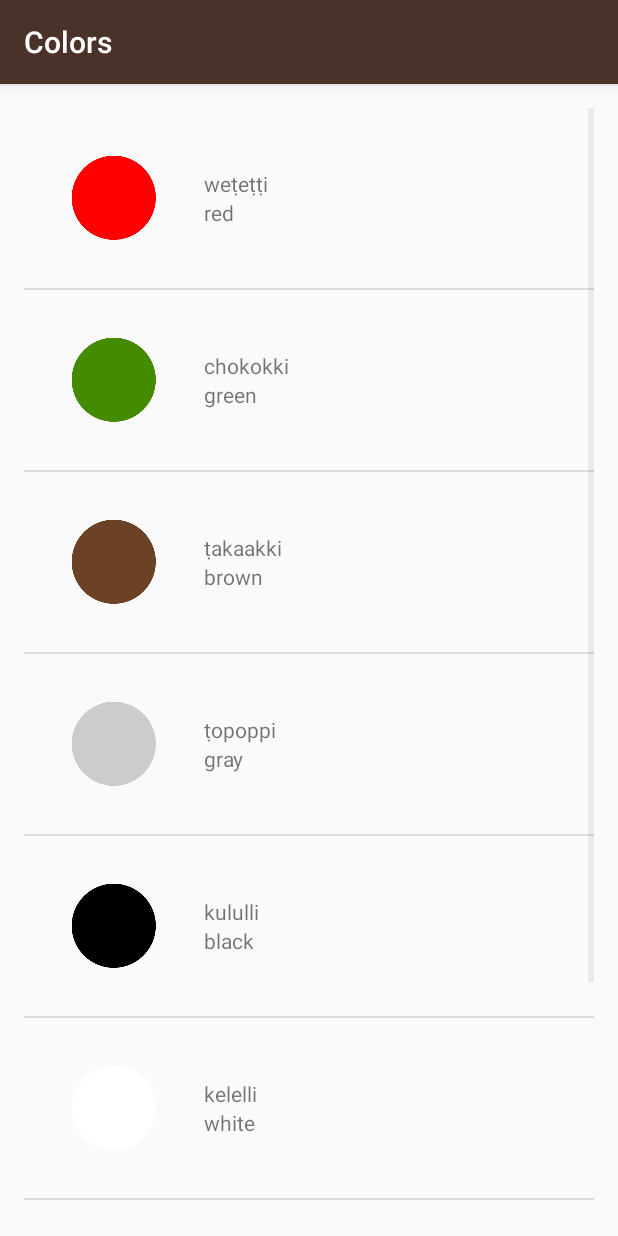
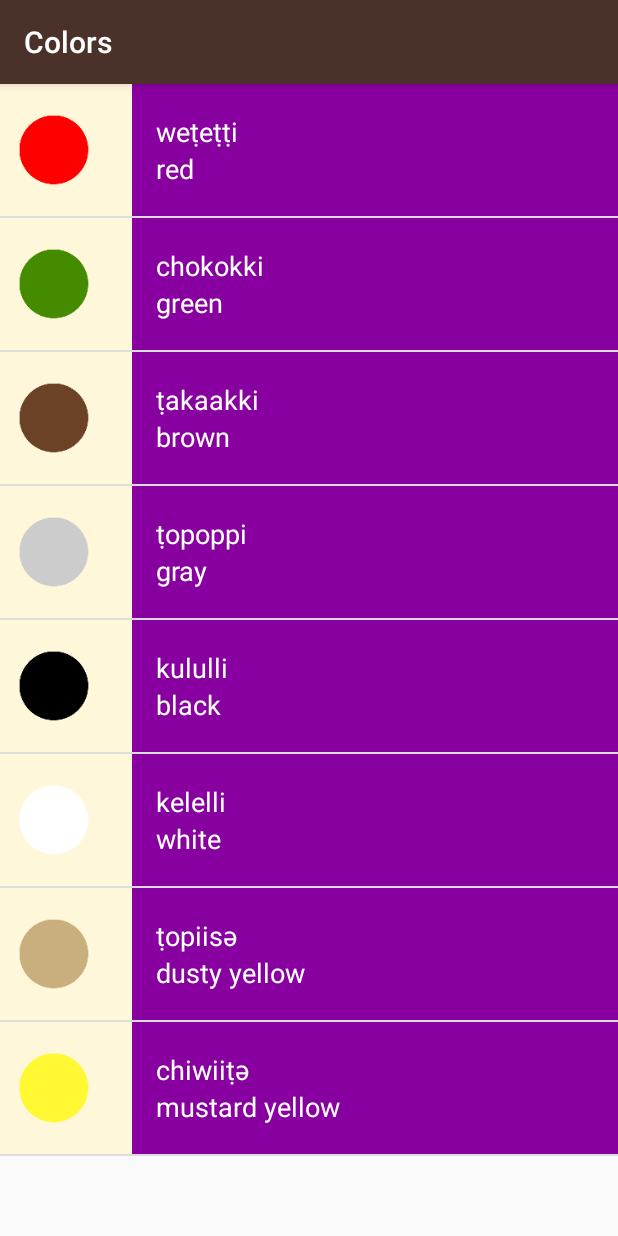
Before and after one commit to Raiyan-sharif/Miwok, an Android app: the ColorsActivity screen opened directly, with no data from a screen before it, on a phone screen of 412 x 824 dp. Run offline under Robolectric (Android 15) with nearby library versions, the light colour scheme and no system bars.

Commit message:
basic improvement

```diff
--- a/app/src/main/java/com/example/android/miwok/ColorsActivity.java
+++ b/app/src/main/java/com/example/android/miwok/ColorsActivity.java
@@ -23,7 +23,7 @@ public class ColorsActivity extends AppCompatActivity {
         numberWord.add(new Word("dusty yellow","ṭopiisә", R.drawable.color_dusty_yellow));
         numberWord.add(new Word("mustard yellow","chiwiiṭә", R.drawable.color_mustard_yellow));
 
-        WordAdapter itemsAdapter = new WordAdapter(this,numberWord);
+        WordAdapter itemsAdapter = new WordAdapter(this,numberWord, R.color.category_colors);
         ListView listView = (ListView) findViewById(R.id.list);
 
         listView.setAdapter(itemsAdapter);
--- a/app/src/main/java/com/example/android/miwok/FamilyActivity.java
+++ b/app/src/main/java/com/example/android/miwok/FamilyActivity.java
@@ -25,7 +25,7 @@ public class FamilyActivity extends AppCompatActivity {
         numberWord.add(new Word("grandmother","ama", R.drawable.family_grandmother));
         numberWord.add(new Word("grandfather","paapa", R.drawable.family_grandfather));
 
-        WordAdapter itemsAdapter = new WordAdapter(this,numberWord);
+        WordAdapter itemsAdapter = new WordAdapter(this,numberWord, R.color.category_family);
         ListView listView = (ListView) findViewById(R.id.list);
 
         listView.setAdapter(itemsAdapter);
--- a/app/src/main/java/com/example/android/miwok/NumberActivity.java
+++ b/app/src/main/java/com/example/android/miwok/NumberActivity.java
@@ -25,7 +25,7 @@ public class NumberActivity extends AppCompatActivity {
         numberWord.add(new Word("nine","wo'e", R.drawable.number_nine));
         numberWord.add(new Word("ten","na'aacha", R.drawable.number_ten));
 
-        WordAdapter itemsAdapter = new WordAdapter(this,numberWord);
+        WordAdapter itemsAdapter = new WordAdapter(this,numberWord, R.color.category_numbers);
         ListView listView = (ListView) findViewById(R.id.list);
 
         listView.setAdapter(itemsAdapter);
--- a/app/src/main/java/com/example/android/miwok/PhrasesActivity.java
+++ b/app/src/main/java/com/example/android/miwok/PhrasesActivity.java
@@ -25,7 +25,7 @@ public class PhrasesActivity extends AppCompatActivity {
         numberWord.add(new Word("Let’s go.","yoowutis"));
         numberWord.add(new Word("Come here.","әnni'nem"));
 
-        WordAdapter itemsAdapter = new WordAdapter(this,numberWord);
+        WordAdapter itemsAdapter = new WordAdapter(this,numberWord, R.color.category_phrases);
         ListView listView = (ListView) findViewById(R.id.list);
 
         listView.setAdapter(itemsAdapter);
--- a/app/src/main/java/com/example/android/miwok/WordAdapter.java
+++ b/app/src/main/java/com/example/android/miwok/WordAdapter.java
@@ -4,6 +4,7 @@ import android.app.Activity;
 import android.content.Context;
 import android.support.annotation.NonNull;
 import android.support.annotation.Nullable;
+import android.support.v4.content.ContextCompat;
 import android.view.LayoutInflater;
 import android.view.View;
 import android.view.ViewGroup;
@@ -15,8 +16,10 @@ import java.util.ArrayList;
 import java.util.List;
 
 public class WordAdapter extends ArrayAdapter<Word> {
-    public WordAdapter(Activity context, @NonNull ArrayList <Word> objects) {
+    private int mColorResourceId;
+    public WordAdapter(Activity context, @NonNull ArrayList <Word> objects, int colorResourceId) {
         super(context,0, objects);
+        mColorResourceId=colorResourceId;
     }
 
     @NonNull
@@ -41,7 +44,9 @@ public class WordAdapter extends ArrayAdapter<Word> {
         else{
             iconImageView.setVisibility(View.GONE);
         }
-
+        View textContainer = listItemView.findViewById(R.id.text_container);
+        int color = ContextCompat.getColor(getContext(), mColorResourceId);
+        textContainer.setBackgroundColor(color);
 
         return listItemView;
 
--- a/app/src/main/res/layout/list_item.xml
+++ b/app/src/main/res/layout/list_item.xml
@@ -4,30 +4,42 @@
     android:orientation="horizontal"
     android:layout_width="match_parent"
     android:layout_height="match_parent"
-    android:padding="16dp">
+
+    android:minHeight="@dimen/list_item_height"
+    android:background="@color/tan_background">
     <ImageView
         android:id="@+id/image_icon_word"
-        android:layout_width="88dp"
-        android:layout_height="88dp"
+        android:layout_width="@dimen/list_item_height"
+        android:layout_height="@dimen/list_item_height"
         android:src="@mipmap/ic_launcher"
-        android:layout_marginRight="16dp"/>
+        android:paddingRight="16dp"/>
     <LinearLayout
+        android:id="@+id/text_container"
         android:layout_width="match_parent"
         android:orientation="vertical"
-        android:layout_height="88dp"
-        android:gravity="center">
+        android:layout_height="88dp">
 
         <TextView
             android:id="@+id/miwok_text_view"
             android:layout_width="match_parent"
-            android:layout_height="wrap_content"
-            tools:text="lutti"/>
+            android:layout_height="0dp"
+            android:layout_weight="1"
+            android:gravity="bottom"
+            android:paddingLeft="16dp"
+            tools:text="lutti"
+            android:textAppearance="?android:textAppearanceMedium"
+            android:textColor="@android:color/white"/>
 
         <TextView
             android:id="@+id/default_text_view"
             android:layout_width="match_parent"
-            android:layout_height="wrap_content"
-            tools:text="one"/>
+            android:layout_height="0dp"
+            android:layout_weight="1"
+            android:paddingLeft="16dp"
+            tools:text="one"
+            android:gravity="top"
+            android:textAppearance="?android:textAppearanceMedium"
+            android:textColor="@android:color/white"/>
     </LinearLayout>
 
 </LinearLayout>
--- a/app/src/main/res/layout/word_list.xml
+++ b/app/src/main/res/layout/word_list.xml
@@ -5,8 +5,4 @@
     android:orientation="vertical"
     android:layout_width="match_parent"
     android:layout_height="match_parent"
-    android:paddingBottom="@dimen/activity_vertical_margin"
-    android:paddingLeft="@dimen/activity_horizontal_margin"
-    android:paddingRight="@dimen/activity_horizontal_margin"
-    android:paddingTop="@dimen/activity_vertical_margin"
    />
--- a/app/src/main/res/values/dimens.xml
+++ b/app/src/main/res/values/dimens.xml
@@ -15,7 +15,5 @@
 <resources>
     <!-- Height of each list item -->
     <dimen name="list_item_height">88dp</dimen>
-    <!-- Default screen margins, per the Android Design guidelines. -->
-    <dimen name="activity_horizontal_margin">16dp</dimen>
-    <dimen name="activity_vertical_margin">16dp</dimen>
+
 </resources>
```
Also changed, not shown: app/src/main/res/values-w820dp/dimens.xml (deleted, +0 -20 lines).
